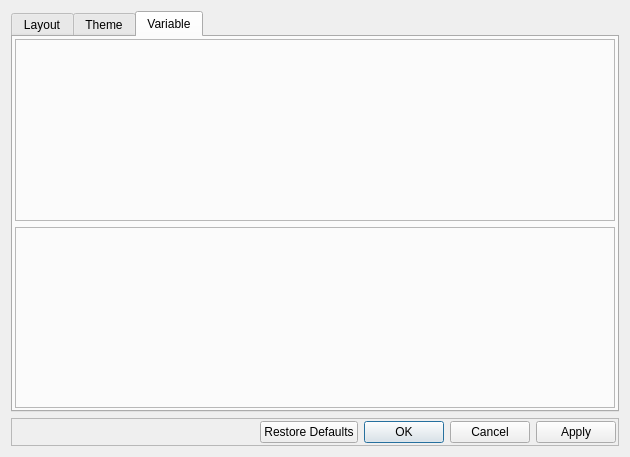
The window that src/TeGUI/gui/TeGUI_SettingWindow.ui (TeJiang/TeGUI) describes before a commit, drawn with Qt 5.
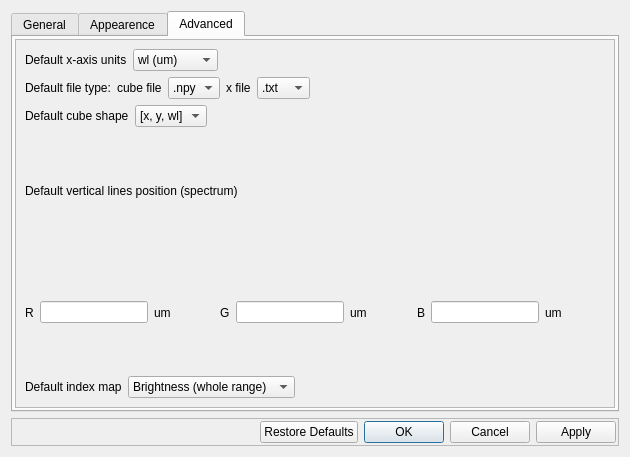
The same window after the commit.

Commit message: add more elements into the advanced setting window

```diff
--- a/src/TeGUI/gui/TeGUI_SettingWindow.ui
+++ b/src/TeGUI/gui/TeGUI_SettingWindow.ui
@@ -14,14 +14,65 @@
    <string>Settings</string>
   </property>
   <layout class="QGridLayout" name="gridLayout">
+   <item row="1" column="0">
+    <widget class="QFrame" name="frame">
+     <property name="frameShape">
+      <enum>QFrame::StyledPanel</enum>
+     </property>
+     <property name="frameShadow">
+      <enum>QFrame::Raised</enum>
+     </property>
+     <property name="lineWidth">
+      <number>0</number>
+     </property>
+     <layout class="QGridLayout" name="gridLayout_2">
+      <property name="leftMargin">
+       <number>2</number>
+      </property>
+      <property name="topMargin">
+       <number>2</number>
+      </property>
+      <property name="rightMargin">
+       <number>2</number>
+      </property>
+      <property name="bottomMargin">
+       <number>2</number>
+      </property>
+      <item row="0" column="0">
+       <layout class="QHBoxLayout" name="horizontalLayout_2">
+        <item>
+         <spacer name="horizontalSpacer">
+          <property name="orientation">
+           <enum>Qt::Horizontal</enum>
+          </property>
+          <property name="sizeHint" stdset="0">
+           <size>
+            <width>40</width>
+            <height>20</height>
+           </size>
+          </property>
+         </spacer>
+        </item>
+        <item>
+         <widget class="QDialogButtonBox" name="buttonBox">
+          <property name="standardButtons">
+           <set>QDialogButtonBox::Apply|QDialogButtonBox::Cancel|QDialogButtonBox::Ok|QDialogButtonBox::RestoreDefaults</set>
+          </property>
+         </widget>
+        </item>
+       </layout>
+      </item>
+     </layout>
+    </widget>
+   </item>
    <item row="0" column="0">
     <widget class="QTabWidget" name="tabWidget">
      <property name="currentIndex">
       <number>2</number>
      </property>
-     <widget class="QWidget" name="tab_3">
+     <widget class="QWidget" name="Tab_General">
       <attribute name="title">
-       <string>Layout</string>
+       <string>General</string>
       </attribute>
       <layout class="QGridLayout" name="gridLayout_3">
        <property name="leftMargin">
@@ -51,9 +102,9 @@
        </item>
       </layout>
      </widget>
-     <widget class="QWidget" name="tab">
+     <widget class="QWidget" name="Tab_Appearence">
       <attribute name="title">
-       <string>Theme</string>
+       <string>Appearence</string>
       </attribute>
       <layout class="QGridLayout" name="gridLayout_4">
        <property name="leftMargin">
@@ -83,9 +134,9 @@
        </item>
       </layout>
      </widget>
-     <widget class="QWidget" name="tab_2">
+     <widget class="QWidget" name="Tab_Advanced">
       <attribute name="title">
-       <string>Variable</string>
+       <string>Advanced</string>
       </attribute>
       <layout class="QGridLayout" name="gridLayout_5">
        <property name="leftMargin">
@@ -100,79 +151,270 @@
        <property name="bottomMargin">
         <number>2</number>
        </property>
-       <item row="0" column="0">
+       <item row="2" column="0">
+        <widget class="QScrollArea" name="scrollArea">
+         <property name="widgetResizable">
+          <bool>true</bool>
+         </property>
+         <widget class="QWidget" name="scrollAreaWidgetContents">
+          <property name="geometry">
+           <rect>
+            <x>0</x>
+            <y>0</y>
+            <width>594</width>
+            <height>350</height>
+           </rect>
+          </property>
         <layout class="QVBoxLayout" name="verticalLayout_3">
          <item>
-          <widget class="QFrame" name="frame_2">
-           <property name="frameShape">
-            <enum>QFrame::StyledPanel</enum>
-           </property>
-           <property name="frameShadow">
-            <enum>QFrame::Raised</enum>
-           </property>
-           <layout class="QGridLayout" name="gridLayout_6">
-            <property name="leftMargin">
-             <number>2</number>
-            </property>
-            <property name="topMargin">
-             <number>2</number>
-            </property>
-            <property name="rightMargin">
-             <number>2</number>
-            </property>
-            <property name="bottomMargin">
-             <number>2</number>
-            </property>
-            <item row="0" column="0">
-             <layout class="QHBoxLayout" name="horizontalLayout_3"/>
-            </item>
-           </layout>
-          </widget>
-         </item>
-        </layout>
-       </item>
-       <item row="1" column="0">
-        <widget class="QFrame" name="frame_3">
-         <property name="frameShape">
-          <enum>QFrame::StyledPanel</enum>
-         </property>
-         <property name="frameShadow">
-          <enum>QFrame::Raised</enum>
-         </property>
-        </widget>
-       </item>
-      </layout>
-     </widget>
-    </widget>
-   </item>
-   <item row="1" column="0">
-    <widget class="QFrame" name="frame">
-     <property name="frameShape">
-      <enum>QFrame::StyledPanel</enum>
-     </property>
-     <property name="frameShadow">
-      <enum>QFrame::Raised</enum>
-     </property>
-     <property name="lineWidth">
-      <number>0</number>
-     </property>
-     <layout class="QGridLayout" name="gridLayout_2">
-      <property name="leftMargin">
-       <number>2</number>
-      </property>
-      <property name="topMargin">
-       <number>2</number>
-      </property>
-      <property name="rightMargin">
-       <number>2</number>
-      </property>
-      <property name="bottomMargin">
-       <number>2</number>
-      </property>
-      <item row="0" column="0">
-       <layout class="QHBoxLayout" name="horizontalLayout_2">
+            <layout class="QHBoxLayout" name="horizontalLayout_4">
+             <item>
+              <widget class="QLabel" name="label_9">
+               <property name="text">
+                <string>Default x-axis units</string>
+               </property>
+              </widget>
+             </item>
+             <item>
+              <widget class="QComboBox" name="comboBox_2">
+               <item>
+                <property name="text">
+                 <string>wl (um)</string>
+                </property>
+               </item>
+               <item>
+                <property name="text">
+                 <string>wl (nm)</string>
+                </property>
+               </item>
+               <item>
+                <property name="text">
+                 <string>wn (cm-1)</string>
+                </property>
+               </item>
+              </widget>
+             </item>
+             <item>
+              <spacer name="horizontalSpacer_6">
+               <property name="orientation">
+                <enum>Qt::Horizontal</enum>
+               </property>
+               <property name="sizeHint" stdset="0">
+                <size>
+                 <width>40</width>
+                 <height>20</height>
+                </size>
+               </property>
+              </spacer>
+             </item>
+            </layout>
+           </item>
+           <item>
+            <layout class="QHBoxLayout" name="horizontalLayout_6">
+             <item>
+              <widget class="QLabel" name="label_10">
+               <property name="text">
+                <string>Default file type:</string>
+               </property>
+              </widget>
+             </item>
+             <item>
+              <widget class="QLabel" name="label_12">
+               <property name="text">
+                <string>cube file</string>
+               </property>
+              </widget>
+             </item>
+             <item>
+              <widget class="QComboBox" name="comboBox_3">
+               <item>
+                <property name="text">
+                 <string>.npy</string>
+                </property>
+               </item>
+               <item>
+                <property name="text">
+                 <string>.sav</string>
+                </property>
+               </item>
+               <item>
+                <property name="text">
+                 <string>.txt</string>
+                </property>
+               </item>
+              </widget>
+             </item>
+             <item>
+              <widget class="QLabel" name="label_11">
+               <property name="text">
+                <string>x file</string>
+               </property>
+              </widget>
+             </item>
+             <item>
+              <widget class="QComboBox" name="comboBox_4">
+               <item>
+                <property name="text">
+                 <string>.txt</string>
+                </property>
+               </item>
+               <item>
+                <property name="text">
+                 <string>.csv</string>
+                </property>
+               </item>
+               <item>
+                <property name="text">
+                 <string>.xlsx</string>
+                </property>
+               </item>
+              </widget>
+             </item>
+             <item>
+              <spacer name="horizontalSpacer_7">
+               <property name="orientation">
+                <enum>Qt::Horizontal</enum>
+               </property>
+               <property name="sizeHint" stdset="0">
+                <size>
+                 <width>40</width>
+                 <height>20</height>
+                </size>
+               </property>
+              </spacer>
+             </item>
+            </layout>
+           </item>
+           <item>
+            <layout class="QHBoxLayout" name="horizontalLayout_8">
+             <item>
+              <widget class="QLabel" name="label_13">
+               <property name="text">
+                <string>Default cube shape</string>
+               </property>
+              </widget>
+             </item>
+             <item>
+              <widget class="QComboBox" name="comboBox_5">
+               <item>
+                <property name="text">
+                 <string>[x, y, wl]</string>
+                </property>
+               </item>
+               <item>
+                <property name="text">
+                 <string>[wl, x, y]</string>
+                </property>
+               </item>
+              </widget>
+             </item>
+             <item>
+              <spacer name="horizontalSpacer_8">
+               <property name="orientation">
+                <enum>Qt::Horizontal</enum>
+               </property>
+               <property name="sizeHint" stdset="0">
+                <size>
+                 <width>40</width>
+                 <height>20</height>
+                </size>
+               </property>
+              </spacer>
+             </item>
+            </layout>
+           </item>
+           <item>
+            <layout class="QHBoxLayout" name="horizontalLayout_5">
+             <item>
+              <widget class="QLabel" name="label_3">
+               <property name="text">
+                <string>Default vertical lines position (spectrum)</string>
+               </property>
+              </widget>
+             </item>
+            </layout>
+           </item>
+           <item>
+            <layout class="QHBoxLayout" name="horizontalLayout">
+             <item>
+              <widget class="QLabel" name="label">
+               <property name="text">
+                <string>R</string>
+               </property>
+              </widget>
+             </item>
+             <item>
+              <widget class="QLineEdit" name="lineEdit"/>
+             </item>
+             <item>
+              <widget class="QLabel" name="label_5">
+               <property name="text">
+                <string>um</string>
+               </property>
+              </widget>
+             </item>
+             <item>
+              <spacer name="horizontalSpacer_2">
+               <property name="orientation">
+                <enum>Qt::Horizontal</enum>
+               </property>
+               <property name="sizeHint" stdset="0">
+                <size>
+                 <width>40</width>
+                 <height>20</height>
+                </size>
+               </property>
+              </spacer>
+             </item>
+             <item>
+              <widget class="QLabel" name="label_2">
+               <property name="text">
+                <string>G</string>
+               </property>
+              </widget>
+             </item>
+             <item>
+              <widget class="QLineEdit" name="lineEdit_2"/>
+             </item>
+             <item>
+              <widget class="QLabel" name="label_6">
+               <property name="text">
+                <string>um</string>
+               </property>
+              </widget>
+             </item>
+             <item>
+              <spacer name="horizontalSpacer_3">
+               <property name="orientation">
+                <enum>Qt::Horizontal</enum>
+               </property>
+               <property name="sizeHint" stdset="0">
+                <size>
+                 <width>40</width>
+                 <height>20</height>
+                </size>
+               </property>
+              </spacer>
+             </item>
         <item>
-         <spacer name="horizontalSpacer">
+              <widget class="QLabel" name="label_4">
+               <property name="text">
+                <string>B</string>
+               </property>
+              </widget>
+             </item>
+             <item>
+              <widget class="QLineEdit" name="lineEdit_3"/>
+             </item>
+             <item>
+              <widget class="QLabel" name="label_7">
+               <property name="text">
+                <string>um</string>
+               </property>
+              </widget>
+             </item>
+             <item>
+              <spacer name="horizontalSpacer_4">
           <property name="orientation">
            <enum>Qt::Horizontal</enum>
           </property>
@@ -184,16 +426,57 @@
           </property>
          </spacer>
         </item>
+            </layout>
+           </item>
         <item>
-         <widget class="QDialogButtonBox" name="buttonBox">
-          <property name="standardButtons">
-           <set>QDialogButtonBox::Apply|QDialogButtonBox::Cancel|QDialogButtonBox::Ok|QDialogButtonBox::RestoreDefaults</set>
+            <layout class="QHBoxLayout" name="horizontalLayout_3">
+             <item>
+              <widget class="QLabel" name="label_8">
+               <property name="text">
+                <string>Default index map</string>
           </property>
          </widget>
         </item>
+             <item>
+              <widget class="QComboBox" name="comboBox">
+               <item>
+                <property name="text">
+                 <string>Brightness (whole range)</string>
+                </property>
+               </item>
+               <item>
+                <property name="text">
+                 <string>Noise level</string>
+                </property>
+               </item>
+               <item>
+                <property name="text">
+                 <string>User defined index</string>
+                </property>
+               </item>
+              </widget>
+             </item>
+             <item>
+              <spacer name="horizontalSpacer_5">
+               <property name="orientation">
+                <enum>Qt::Horizontal</enum>
+               </property>
+               <property name="sizeHint" stdset="0">
+                <size>
+                 <width>40</width>
+                 <height>20</height>
+                </size>
+               </property>
+              </spacer>
+             </item>
        </layout>
       </item>
      </layout>
+         </widget>
+        </widget>
+       </item>
+      </layout>
+     </widget>
     </widget>
    </item>
   </layout>
```
Lines whose indentation alone changed are shown as unchanged. The commit also changes 1 other file.
